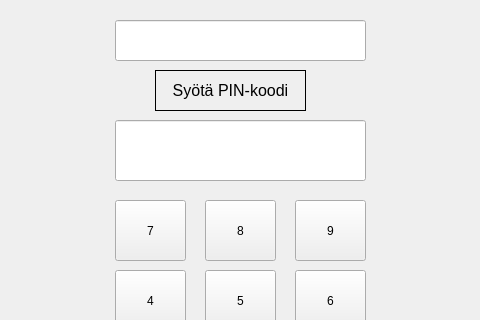
Above: bankautomat/consolepassword.ui from tvt21kmo-bank-project/group_5 before the change; both pictures show x 165 to 645 and y 0 to 320 of the 814 by 515 pixel window. Below: the same form after it.
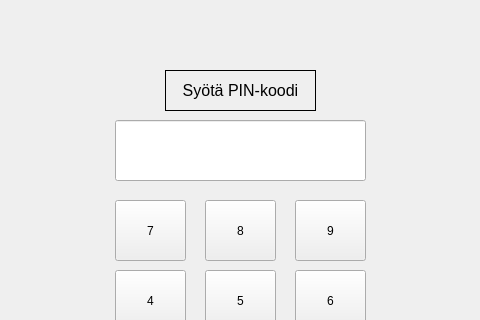
That is the form after the change.

The edit to the form file:
```diff
--- a/bankautomat/consolepassword.ui
+++ b/bankautomat/consolepassword.ui
@@ -169,7 +169,7 @@
   <widget class="QLabel" name="labelPIN">
    <property name="geometry">
     <rect>
-     <x>320</x>
+     <x>330</x>
      <y>70</y>
      <width>151</width>
      <height>41</height>
@@ -216,16 +216,6 @@
     <string>4</string>
    </property>
   </widget>
-  <widget class="QLineEdit" name="lineEditVaaraPIN">
-   <property name="geometry">
-    <rect>
-     <x>280</x>
-     <y>20</y>
-     <width>251</width>
-     <height>41</height>
-    </rect>
-   </property>
-  </widget>
  </widget>
  <resources/>
  <connections/>
```
